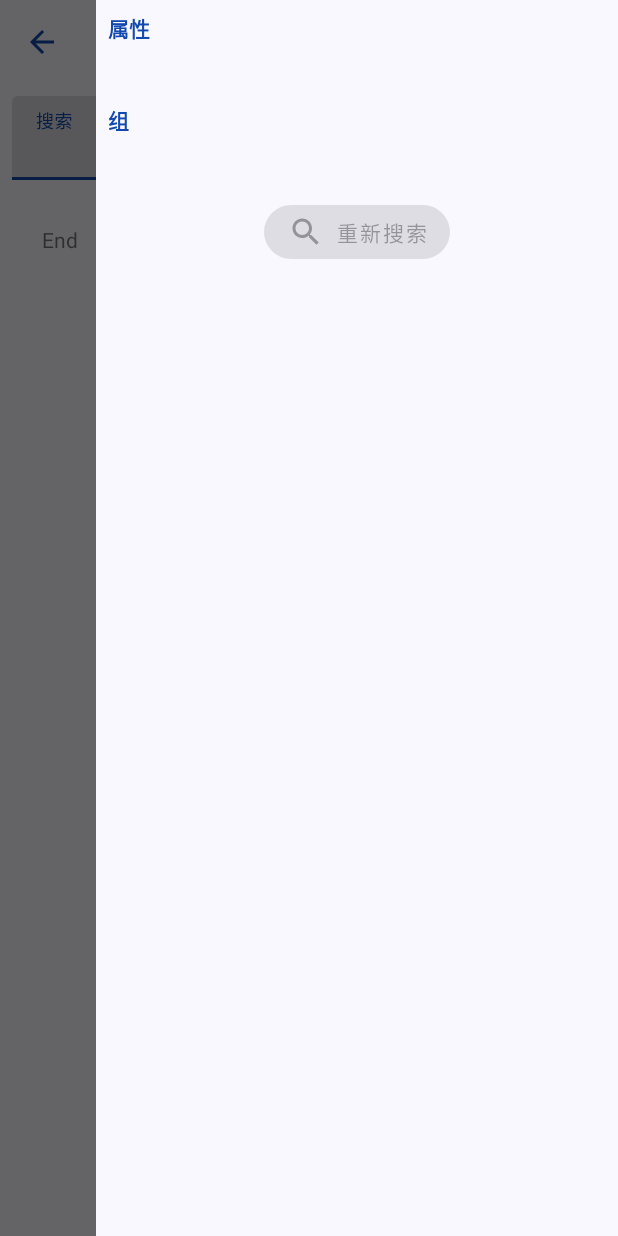
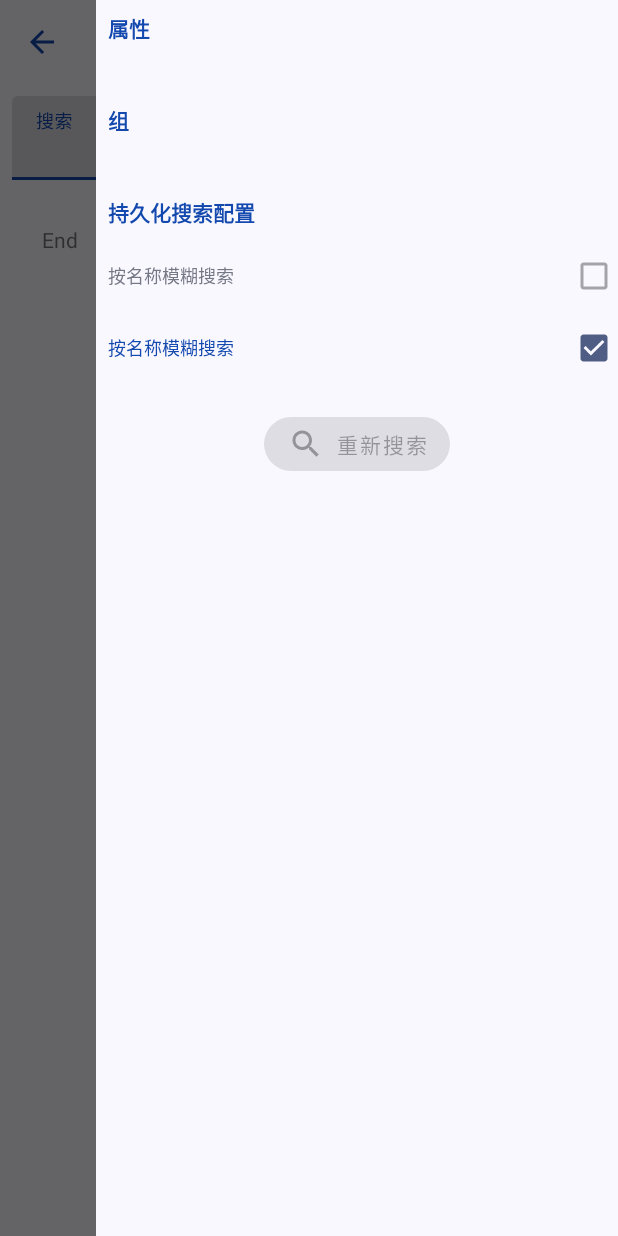
Before and after one commit to roco-kindom/roco-picture-book, an Android app: the SearchActivity screen opened directly, with no data from a screen before it, with the side drawer open, on a phone screen of 412 x 824 dp. Run offline under Robolectric (Android 15) with nearby library versions, the phone set to English and light mode, and no system bars; our stand-ins replace data binding; pictures from the network do not load.

Commit message:
feat: 按配置查询

```diff
--- a/app/src/main/java/com/lanier/roco/picturebook/database/dao/SpiritDao.kt
+++ b/app/src/main/java/com/lanier/roco/picturebook/database/dao/SpiritDao.kt
@@ -99,13 +99,13 @@ interface SpiritDao {
     @Query(
         """
         select * from spirit
-        where name like '%'||:name||'%'
+        where (:exact=1 and name=:name) or (:exact=0 and name like '%'||:name||'%')
         and (:propertyId is null or property like '%'||:propertyId||'%')
         and (:groupId is null or group_id=:groupId)
         order by cast(id as integer) desc limit :limit offset :offset
     """
     )
-    fun getSpiritsByNameAndOtherFiled(name: String, propertyId: String?, groupId: String?, offset: Int, limit: Int = 20): List<Spirit>
+    fun getSpiritsByNameAndOtherFiled(name: String, propertyId: String?, groupId: String?, exact: Int = 0, offset: Int, limit: Int = 20): List<Spirit>
 
     @Query("select * from spirit order by cast(id as integer) desc limit 1")
     fun getLatestSpirit(): Spirit
--- a/app/src/main/java/com/lanier/roco/picturebook/feature/search/SearchOptFragment.kt
+++ b/app/src/main/java/com/lanier/roco/picturebook/feature/search/SearchOptFragment.kt
@@ -75,6 +75,12 @@ class SearchOptFragment : Fragment() {
 
         binding.btnResearch.isEnabled = AppData.spiritGroups.isNotEmpty() && AppData.spiritProperties.isNotEmpty()
 
+        binding.cbSearchByName.isChecked = AppData.SPData.fuzzyQueryByName
+
+        binding.cbSearchByName.setOnCheckedChangeListener { buttonView, isChecked ->
+            AppData.SPData.fuzzyQueryByName = isChecked
+        }
+
         binding.btnResearch.setOnClickListener {
             onResearchListener?.onResearch()
             viewmodel.modifyProperty(currentSelectProperty)
--- a/app/src/main/java/com/lanier/roco/picturebook/feature/search/SearchViewModel.kt
+++ b/app/src/main/java/com/lanier/roco/picturebook/feature/search/SearchViewModel.kt
@@ -9,6 +9,7 @@ import com.lanier.roco.picturebook.ext.launchSafe
 import com.lanier.roco.picturebook.ext.main
 import com.lanier.roco.picturebook.feature.search.entity.SearchModel
 import com.lanier.roco.picturebook.manager.AppData
+import com.lanier.roco.picturebook.manager.SPDelegate
 import kotlinx.coroutines.delay
 import kotlinx.coroutines.sync.Mutex
 
@@ -22,6 +23,21 @@ class SearchViewModel : ViewModel() {
     private var spiritSearchModel = SearchModel()
 
     val spirits = MutableLiveData<Triple<Int, List<Spirit>, Boolean>>()
+
+    /**
+     * 模糊查询id
+     */
+    var fuzzyQueryById = false
+
+    /**
+     * 按名称模糊查询
+     */
+    var fuzzyQueryByName : Boolean = true
+        set(value) {
+            AppData.SPData.fuzzyQueryByName = value
+            field = value
+        }
+        get() = AppData.SPData.fuzzyQueryByName
 
     fun modifyProperty(property: Int? = null) {
         val pid = property?.let { sp ->
@@ -86,6 +102,7 @@ class SearchViewModel : ViewModel() {
                     name = input,
                     groupId = gid,
                     propertyId = pid,
+                    exact = if (fuzzyQueryByName) 0 else 1,
                     offset = (page - 1) * limit,
                     limit = limit)
                 }
--- a/app/src/main/java/com/lanier/roco/picturebook/manager/AppData.kt
+++ b/app/src/main/java/com/lanier/roco/picturebook/manager/AppData.kt
@@ -28,7 +28,9 @@ object AppData {
     object SPData {
 
         private const val SP_KEY_SYNC_TIME = "sync_time"
+        private const val SP_KEY_FUZZY_QUERY_BY_NAME = "fuzzy_query_by_name"
 
         var syncTime : Long by SPDelegate(SP_KEY_SYNC_TIME, 0L)
+        var fuzzyQueryByName: Boolean by SPDelegate(SP_KEY_FUZZY_QUERY_BY_NAME, true)
     }
 }
--- a/app/src/main/res/layout/fragment_search_opt.xml
+++ b/app/src/main/res/layout/fragment_search_opt.xml
@@ -53,6 +53,36 @@
                 android:layout_width="match_parent"
                 android:layout_height="wrap_content" />
 
+            <TextView
+                android:layout_marginTop="8dp"
+                android:padding="8dp"
+                android:textStyle="bold"
+                android:textColor="@color/dimo_md_theme_primary"
+                android:text="@string/persistent_search_configuration"
+                android:layout_width="match_parent"
+                android:layout_height="wrap_content"/>
+
+            <CheckBox
+                android:id="@+id/cbSearchById"
+                android:enabled="false"
+                android:paddingHorizontal="8dp"
+                android:layoutDirection="rtl"
+                android:textSize="12sp"
+                android:textColor="@color/dimo_md_theme_outline"
+                android:text="@string/fuzzy_search_by_name"
+                android:layout_width="match_parent"
+                android:layout_height="wrap_content"/>
+
+            <CheckBox
+                android:id="@+id/cbSearchByName"
+                android:paddingHorizontal="8dp"
+                android:layoutDirection="rtl"
+                android:textSize="12sp"
+                android:textColor="@color/dimo_md_theme_primary"
+                android:text="@string/fuzzy_search_by_name"
+                android:layout_width="match_parent"
+                android:layout_height="wrap_content"/>
+
             <com.google.android.material.button.MaterialButton
                 android:id="@+id/btnResearch"
                 android:layout_marginTop="16dp"
--- a/app/src/main/res/values/strings.xml
+++ b/app/src/main/res/values/strings.xml
@@ -19,6 +19,8 @@
     <string name="p_ability_value_def_value">%s/%s</string>
 
     <string name="research">重新搜索</string>
+    <string name="persistent_search_configuration">持久化搜索配置</string>
+    <string name="fuzzy_search_by_name">按名称模糊搜索</string>
 
     <string name="spirit_all">全部</string>
     <string name="spirit_no">编号</string>
```
